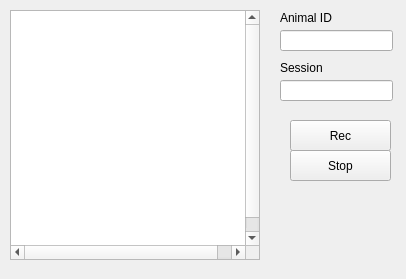
Old version of the form MasterRunner/form.ui in the repository ef-lab/Experiments.
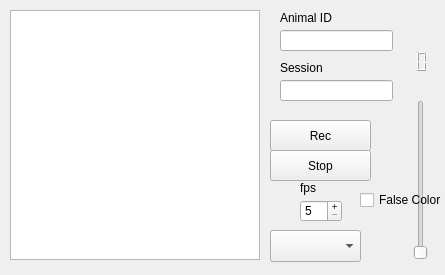
New version of the form.

What changed in the file:
```diff
--- a/MasterRunner/form.ui
+++ b/MasterRunner/form.ui
@@ -12,8 +12,8 @@
    <rect>
     <x>0</x>
     <y>0</y>
-    <width>406</width>
-    <height>279</height>
+    <width>445</width>
+    <height>275</height>
    </rect>
   </property>
   <property name="windowTitle">
@@ -22,7 +22,7 @@
   <widget class="QPushButton" name="rec_button">
    <property name="geometry">
     <rect>
-     <x>290</x>
+     <x>270</x>
      <y>120</y>
      <width>101</width>
      <height>31</height>
@@ -32,55 +32,10 @@
     <string>Rec</string>
    </property>
   </widget>
-  <widget class="QGraphicsView" name="graphicsView">
-   <property name="geometry">
-    <rect>
-     <x>10</x>
-     <y>10</y>
-     <width>250</width>
-     <height>250</height>
-    </rect>
-   </property>
-   <property name="sizePolicy">
-    <sizepolicy hsizetype="Fixed" vsizetype="Fixed">
-     <horstretch>0</horstretch>
-     <verstretch>0</verstretch>
-    </sizepolicy>
-   </property>
-   <property name="maximumSize">
-    <size>
-     <width>250</width>
-     <height>250</height>
-    </size>
-   </property>
-   <property name="toolTipDuration">
-    <number>24</number>
-   </property>
-   <property name="frameShape">
-    <enum>QFrame::StyledPanel</enum>
-   </property>
-   <property name="frameShadow">
-    <enum>QFrame::Sunken</enum>
-   </property>
-   <property name="sizeAdjustPolicy">
-    <enum>QAbstractScrollArea::AdjustToContents</enum>
-   </property>
-   <property name="sceneRect">
-    <rectf>
-     <x>0.000000000000000</x>
-     <y>0.000000000000000</y>
-     <width>250.000000000000000</width>
-     <height>250.000000000000000</height>
-    </rectf>
-   </property>
-   <property name="alignment">
-    <set>Qt::AlignJustify|Qt::AlignVCenter</set>
-   </property>
-  </widget>
   <widget class="QPushButton" name="stop_button">
    <property name="geometry">
     <rect>
-     <x>290</x>
+     <x>270</x>
      <y>150</y>
      <width>101</width>
      <height>31</height>
@@ -136,6 +91,118 @@
     <string>Session</string>
    </property>
   </widget>
+  <widget class="QGraphicsView" name="graphicsView">
+   <property name="geometry">
+    <rect>
+     <x>10</x>
+     <y>10</y>
+     <width>250</width>
+     <height>250</height>
+    </rect>
+   </property>
+  </widget>
+  <widget class="QSpinBox" name="fps_input">
+   <property name="geometry">
+    <rect>
+     <x>300</x>
+     <y>200</y>
+     <width>42</width>
+     <height>22</height>
+    </rect>
+   </property>
+   <property name="acceptDrops">
+    <bool>true</bool>
+   </property>
+   <property name="frame">
+    <bool>true</bool>
+   </property>
+   <property name="buttonSymbols">
+    <enum>QAbstractSpinBox::PlusMinus</enum>
+   </property>
+   <property name="minimum">
+    <number>5</number>
+   </property>
+   <property name="maximum">
+    <number>60</number>
+   </property>
+   <property name="singleStep">
+    <number>5</number>
+   </property>
+  </widget>
+  <widget class="QComboBox" name="comboBox">
+   <property name="geometry">
+    <rect>
+     <x>270</x>
+     <y>230</y>
+     <width>91</width>
+     <height>32</height>
+    </rect>
+   </property>
+  </widget>
+  <widget class="QLabel" name="label_3">
+   <property name="geometry">
+    <rect>
+     <x>300</x>
+     <y>180</y>
+     <width>60</width>
+     <height>16</height>
+    </rect>
+   </property>
+   <property name="text">
+    <string>fps</string>
+   </property>
+  </widget>
+  <widget class="QSlider" name="exposure_input">
+   <property name="geometry">
+    <rect>
+     <x>410</x>
+     <y>100</y>
+     <width>22</width>
+     <height>160</height>
+    </rect>
+   </property>
+   <property name="orientation">
+    <enum>Qt::Vertical</enum>
+   </property>
+  </widget>
+  <widget class="QCheckBox" name="color_input">
+   <property name="geometry">
+    <rect>
+     <x>360</x>
+     <y>190</y>
+     <width>86</width>
+     <height>20</height>
+    </rect>
+   </property>
+   <property name="text">
+    <string>False Color</string>
+   </property>
+  </widget>
+  <widget class="QLCDNumber" name="frames">
+   <property name="geometry">
+    <rect>
+     <x>370</x>
+     <y>50</y>
+     <width>64</width>
+     <height>23</height>
+    </rect>
+   </property>
+   <property name="font">
+    <font>
+     <family>Arial</family>
+     <italic>true</italic>
+    </font>
+   </property>
+   <property name="frameShape">
+    <enum>QFrame::NoFrame</enum>
+   </property>
+   <property name="smallDecimalPoint">
+    <bool>false</bool>
+   </property>
+   <property name="value" stdset="0">
+    <double>0.000000000000000</double>
+   </property>
+  </widget>
  </widget>
  <resources/>
  <connections/>
```
